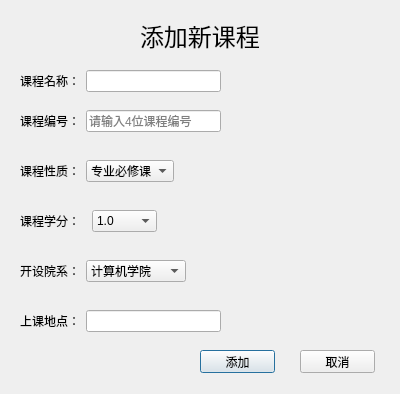
Qt form addcourse.ui (maikelaolin123/111) before a commit.
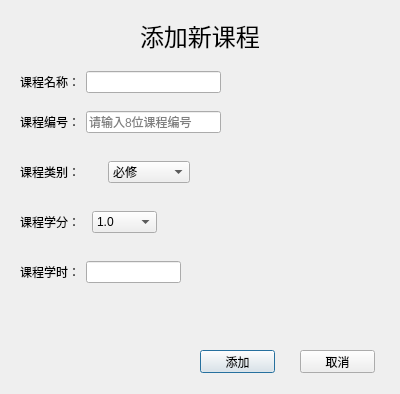
The same form after that commit.

Patch:
```diff
--- a/addcourse.ui
+++ b/addcourse.ui
@@ -37,7 +37,7 @@
      <x>20</x>
      <y>70</y>
      <width>201</width>
-     <height>22</height>
+     <height>24</height>
     </rect>
    </property>
    <layout class="QHBoxLayout" name="horizontalLayout">
@@ -60,67 +60,13 @@
     </item>
    </layout>
   </widget>
-  <widget class="QWidget" name="layoutWidget">
-   <property name="geometry">
-    <rect>
-     <x>20</x>
-     <y>260</y>
-     <width>166</width>
-     <height>22</height>
-    </rect>
-   </property>
-   <layout class="QHBoxLayout" name="horizontalLayout_4">
-    <item>
-     <widget class="QLabel" name="label_5">
-      <property name="text">
-       <string>开设院系：</string>
-      </property>
-     </widget>
-    </item>
-    <item>
-     <widget class="QComboBox" name="cbb_college">
-      <property name="sizePolicy">
-       <sizepolicy hsizetype="Expanding" vsizetype="Fixed">
-        <horstretch>0</horstretch>
-        <verstretch>0</verstretch>
-       </sizepolicy>
-      </property>
-      <item>
-       <property name="text">
-        <string>计算机学院</string>
-       </property>
-      </item>
-      <item>
-       <property name="text">
-        <string>数理学院</string>
-       </property>
-      </item>
-      <item>
-       <property name="text">
-        <string>外国语学院</string>
-       </property>
-      </item>
-      <item>
-       <property name="text">
-        <string>经济管理学院</string>
-       </property>
-      </item>
-      <item>
-       <property name="text">
-        <string>体育学院</string>
-       </property>
-      </item>
-     </widget>
-    </item>
-   </layout>
-  </widget>
   <widget class="QWidget" name="layoutWidget">
    <property name="geometry">
     <rect>
      <x>20</x>
      <y>210</y>
      <width>137</width>
-     <height>22</height>
+     <height>24</height>
     </rect>
    </property>
    <layout class="QHBoxLayout" name="horizontalLayout_3">
@@ -213,15 +159,15 @@
     <rect>
      <x>20</x>
      <y>160</y>
-     <width>154</width>
-     <height>22</height>
+     <width>170</width>
+     <height>24</height>
     </rect>
    </property>
    <layout class="QHBoxLayout" name="horizontalLayout_2">
     <item>
      <widget class="QLabel" name="label_3">
       <property name="text">
-       <string>课程性质：</string>
+       <string>课程类别：</string>
       </property>
      </widget>
     </item>
@@ -229,48 +175,14 @@
      <widget class="QComboBox" name="cbb_nature">
       <item>
        <property name="text">
-        <string>专业必修课</string>
+        <string>必修</string>
        </property>
       </item>
       <item>
        <property name="text">
-        <string>专业选修课</string>
+        <string>选修</string>
        </property>
       </item>
-      <item>
-       <property name="text">
-        <string>通识选修课</string>
-       </property>
-      </item>
-     </widget>
-    </item>
-   </layout>
-  </widget>
-  <widget class="QWidget" name="layoutWidget">
-   <property name="geometry">
-    <rect>
-     <x>20</x>
-     <y>310</y>
-     <width>201</width>
-     <height>22</height>
-    </rect>
-   </property>
-   <layout class="QHBoxLayout" name="horizontalLayout_5">
-    <item>
-     <widget class="QLabel" name="label_6">
-      <property name="text">
-       <string>上课地点：</string>
-      </property>
-     </widget>
-    </item>
-    <item>
-     <widget class="QLineEdit" name="le_course_place">
-      <property name="placeholderText">
-       <string/>
-      </property>
-      <property name="clearButtonEnabled">
-       <bool>true</bool>
-      </property>
      </widget>
     </item>
    </layout>
@@ -281,7 +193,7 @@
      <x>20</x>
      <y>110</y>
      <width>201</width>
-     <height>22</height>
+     <height>24</height>
     </rect>
    </property>
    <layout class="QHBoxLayout" name="horizontalLayout_6">
@@ -295,10 +207,39 @@
     <item>
      <widget class="QLineEdit" name="le_course_id">
       <property name="maxLength">
-       <number>4</number>
+       <number>8</number>
       </property>
       <property name="placeholderText">
-       <string>请输入4位课程编号</string>
+       <string>请输入8位课程编号</string>
+      </property>
+      <property name="clearButtonEnabled">
+       <bool>true</bool>
+      </property>
+     </widget>
+    </item>
+   </layout>
+  </widget>
+  <widget class="QWidget" name="layoutWidget_2">
+   <property name="geometry">
+    <rect>
+     <x>20</x>
+     <y>260</y>
+     <width>161</width>
+     <height>24</height>
+    </rect>
+   </property>
+   <layout class="QHBoxLayout" name="horizontalLayout_4">
+    <item>
+     <widget class="QLabel" name="label_5">
+      <property name="text">
+       <string>课程学时：</string>
+      </property>
+     </widget>
+    </item>
+    <item>
+     <widget class="QLineEdit" name="le_course_hour">
+      <property name="placeholderText">
+       <string/>
       </property>
       <property name="clearButtonEnabled">
        <bool>true</bool>
```
